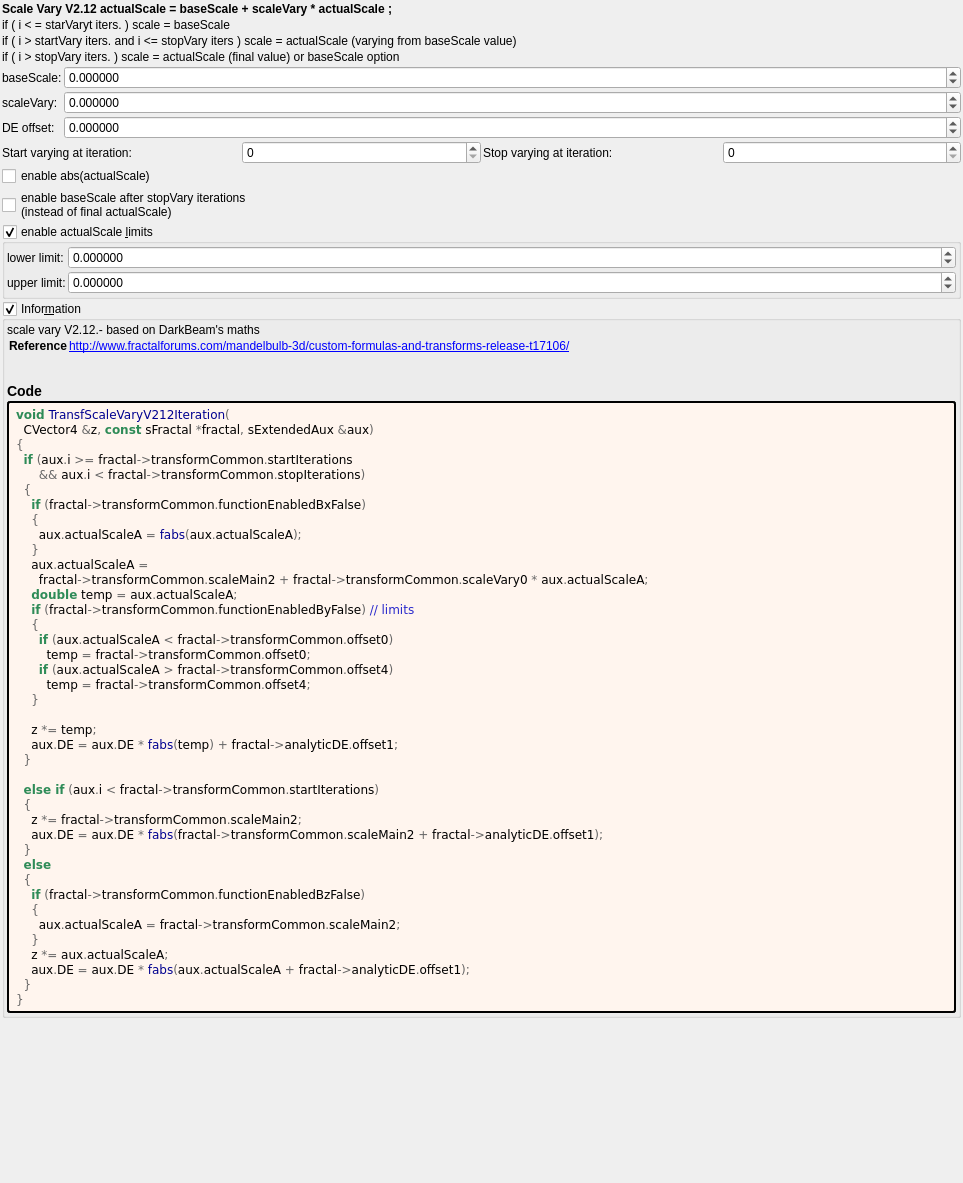
The window that mandelbulber2/formula/ui/transf_scale_vary_v212.ui (buddhi1980/mandelbulber2) describes before a commit, drawn with Qt 5.
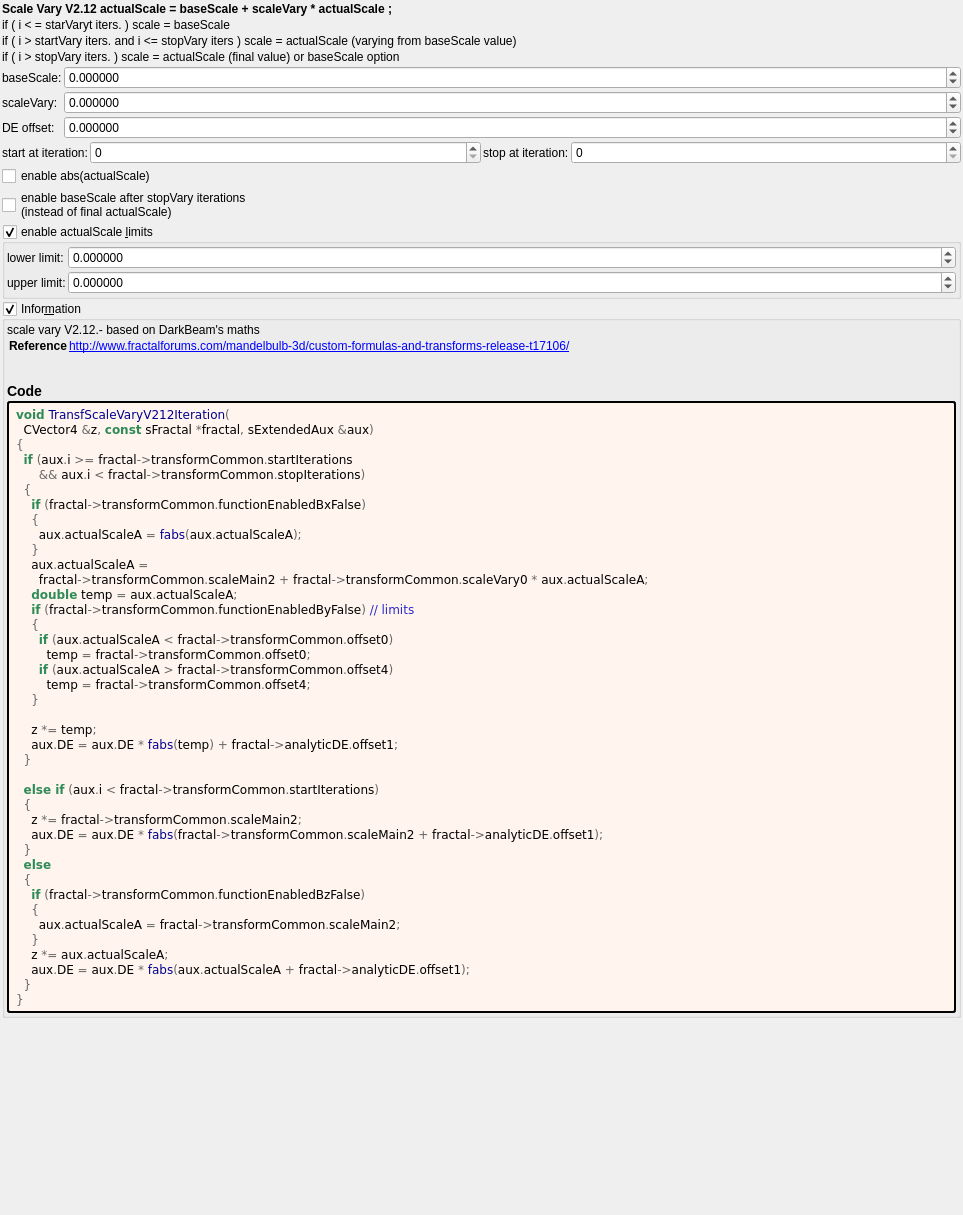
The same window after the commit. Custom widgets are drawn as their Qt base class.

Commit message: transf_spherical_inv updating

```diff
--- a/mandelbulber2/formula/ui/transf_scale_vary_v212.ui
+++ b/mandelbulber2/formula/ui/transf_scale_vary_v212.ui
@@ -7,7 +7,7 @@
     <x>0</x>
     <y>0</y>
     <width>963</width>
-    <height>1183</height>
+    <height>1215</height>
    </rect>
   </property>
   <property name="windowTitle">
@@ -185,14 +185,11 @@
     </layout>
    </item>
    <item>
-    <layout class="QHBoxLayout" name="horizontalLayout_27" stretch="0,0,0,0">
+    <layout class="QHBoxLayout" name="horizontalLayout_15" stretch="0,1,0,1">
      <item>
       <widget class="QLabel" name="label_171">
        <property name="text">
-        <string>Start varying at iteration:</string>
-       </property>
-       <property name="wordWrap">
-        <bool>true</bool>
+        <string>start at iteration:</string>
        </property>
       </widget>
      </item>
@@ -218,10 +215,7 @@
      <item>
       <widget class="QLabel" name="label_169">
        <property name="text">
-        <string>Stop varying at iteration:</string>
-       </property>
-       <property name="wordWrap">
-        <bool>true</bool>
+        <string>stop at iteration:</string>
        </property>
       </widget>
      </item>
@@ -483,11 +477,6 @@
   </layout>
  </widget>
  <customwidgets>
-  <customwidget>
-   <class>MyDoubleSpinBox</class>
-   <extends>QDoubleSpinBox</extends>
-   <header>my_double_spin_box.h</header>
-  </customwidget>
   <customwidget>
    <class>MyGroupBox</class>
    <extends>QGroupBox</extends>
@@ -495,15 +484,20 @@
    <container>1</container>
   </customwidget>
   <customwidget>
-   <class>MySpinBox</class>
-   <extends>QSpinBox</extends>
-   <header>my_spin_box.h</header>
+   <class>MyDoubleSpinBox</class>
+   <extends>QDoubleSpinBox</extends>
+   <header>my_double_spin_box.h</header>
   </customwidget>
   <customwidget>
    <class>MyCheckBox</class>
    <extends>QCheckBox</extends>
    <header>my_check_box.h</header>
   </customwidget>
+  <customwidget>
+   <class>MySpinBox</class>
+   <extends>QSpinBox</extends>
+   <header>my_spin_box.h</header>
+  </customwidget>
  </customwidgets>
  <tabstops>
   <tabstop>groupCheck_info</tabstop>
```
Left out of the diff: 94 changed lines with no effect on the pictures. The commit also changes 3 other files.
